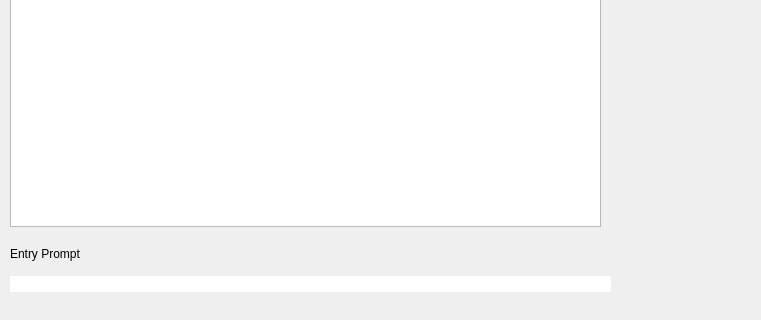
This is mainwindow.ui in Greatmar2/ChooseYourAdventure as Qt 5 draws it before an edit; both pictures show x 0 to 761 and y 280 to 600 of the 900 by 600 pixel window. The edited form follows.
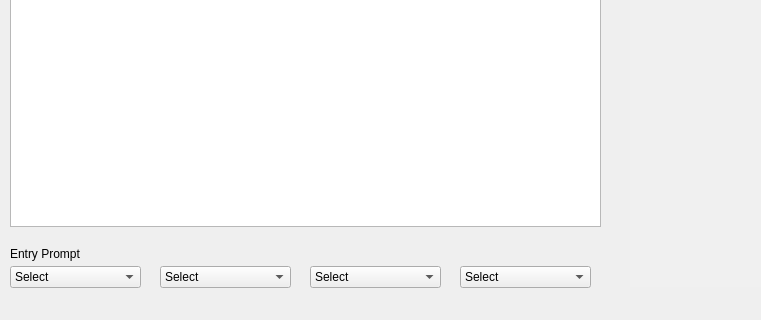
This is the edited form.

Diff of the .ui file:
```diff
--- a/mainwindow.ui
+++ b/mainwindow.ui
@@ -38,25 +38,6 @@
      <verstretch>0</verstretch>
     </sizepolicy>
    </property>
-   <widget class="QLineEdit" name="lneInput">
-    <property name="geometry">
-     <rect>
-      <x>10</x>
-      <y>520</y>
-      <width>601</width>
-      <height>16</height>
-     </rect>
-    </property>
-    <property name="font">
-     <font>
-      <family>Courier</family>
-      <pointsize>12</pointsize>
-     </font>
-    </property>
-    <property name="frame">
-     <bool>false</bool>
-    </property>
-   </widget>
    <widget class="QWidget" name="wdgImage" native="true">
     <property name="geometry">
      <rect>
@@ -152,6 +133,66 @@
      <string>Entry Prompt</string>
     </property>
    </widget>
+   <widget class="QComboBox" name="cmbFirst">
+    <property name="geometry">
+     <rect>
+      <x>10</x>
+      <y>510</y>
+      <width>131</width>
+      <height>22</height>
+     </rect>
+    </property>
+    <item>
+     <property name="text">
+      <string>Select</string>
+     </property>
+    </item>
+   </widget>
+   <widget class="QComboBox" name="cmbSecond">
+    <property name="geometry">
+     <rect>
+      <x>160</x>
+      <y>510</y>
+      <width>131</width>
+      <height>22</height>
+     </rect>
+    </property>
+    <item>
+     <property name="text">
+      <string>Select</string>
+     </property>
+    </item>
+   </widget>
+   <widget class="QComboBox" name="cmbThird">
+    <property name="geometry">
+     <rect>
+      <x>310</x>
+      <y>510</y>
+      <width>131</width>
+      <height>22</height>
+     </rect>
+    </property>
+    <item>
+     <property name="text">
+      <string>Select</string>
+     </property>
+    </item>
+   </widget>
+   <widget class="QComboBox" name="cmbFourth">
+    <property name="geometry">
+     <rect>
+      <x>460</x>
+      <y>510</y>
+      <width>131</width>
+      <height>22</height>
+     </rect>
+    </property>
+    <item>
+     <property name="text">
+      <string>Select</string>
+     </property>
+    </item>
+   </widget>
   </widget>
   <widget class="QMenuBar" name="menuBar">
    <property name="geometry">
```
